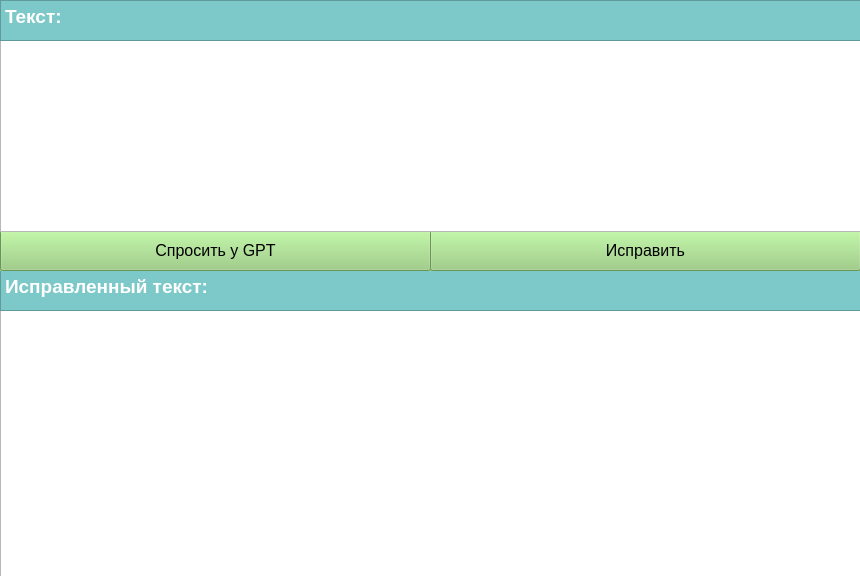
Before: the Qt Designer form App/resources/ui/MainWindow.ui in Dr1mzz/Yl-GPTRewriter, drawn with Qt 5.
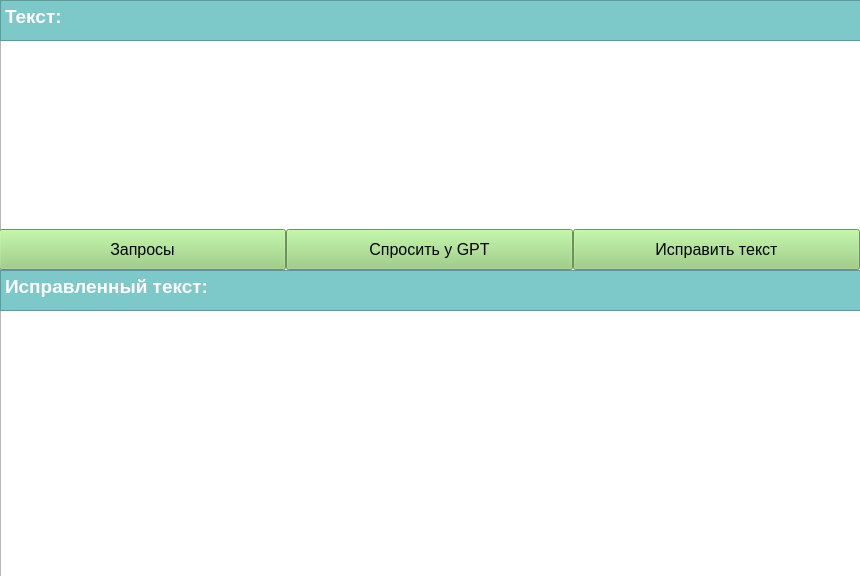
After: the same form once the commit is applied. Icons and pictures are not drawn.

Diff of the .ui file:
```diff
--- a/App/resources/ui/MainWindow.ui
+++ b/App/resources/ui/MainWindow.ui
@@ -57,92 +57,6 @@
 &lt;p style=&quot; margin-top:0px; margin-bottom:0px; margin-left:0px; margin-right:0px; -qt-block-indent:0; text-indent:0px;&quot;&gt;&lt;span style=&quot; font-size:14pt; font-weight:600; color:#ffffff;&quot;&gt;Исправленный текст:&lt;/span&gt;&lt;/p&gt;&lt;/body&gt;&lt;/html&gt;</string>
     </property>
    </widget>
-   <widget class="QFrame" name="frame">
-    <property name="geometry">
-     <rect>
-      <x>430</x>
-      <y>230</y>
-      <width>431</width>
-      <height>41</height>
-     </rect>
-    </property>
-    <property name="styleSheet">
-     <string notr="true">background-color: rgb(85, 255, 0);
-background-color: rgb(148, 206, 120);</string>
-    </property>
-    <property name="frameShape">
-     <enum>QFrame::NoFrame</enum>
-    </property>
-    <property name="frameShadow">
-     <enum>QFrame::Raised</enum>
-    </property>
-    <widget class="QPushButton" name="pushButton">
-     <property name="geometry">
-      <rect>
-       <x>0</x>
-       <y>0</y>
-       <width>431</width>
-       <height>41</height>
-      </rect>
-     </property>
-     <property name="font">
-      <font>
-       <family>Segoe UI</family>
-       <pointsize>12</pointsize>
-       <stylestrategy>PreferAntialias</stylestrategy>
-      </font>
-     </property>
-     <property name="styleSheet">
-      <string notr="true">gridline-color: rgb(0, 0, 0);</string>
-     </property>
-     <property name="text">
-      <string>Исправить</string>
-     </property>
-    </widget>
-   </widget>
-   <widget class="QFrame" name="frame_2">
-    <property name="geometry">
-     <rect>
-      <x>0</x>
-      <y>230</y>
-      <width>431</width>
-      <height>41</height>
-     </rect>
-    </property>
-    <property name="styleSheet">
-     <string notr="true">background-color: rgb(85, 255, 0);
-background-color: rgb(148, 206, 120);</string>
-    </property>
-    <property name="frameShape">
-     <enum>QFrame::NoFrame</enum>
-    </property>
-    <property name="frameShadow">
-     <enum>QFrame::Raised</enum>
-    </property>
-    <widget class="QPushButton" name="pushButton_2">
-     <property name="geometry">
-      <rect>
-       <x>0</x>
-       <y>0</y>
-       <width>431</width>
-       <height>41</height>
-      </rect>
-     </property>
-     <property name="font">
-      <font>
-       <family>Segoe UI</family>
-       <pointsize>12</pointsize>
-       <stylestrategy>PreferAntialias</stylestrategy>
-      </font>
-     </property>
-     <property name="styleSheet">
-      <string notr="true">gridline-color: rgb(0, 0, 0);</string>
-     </property>
-     <property name="text">
-      <string>Спросить у GPT</string>
-     </property>
-    </widget>
-   </widget>
    <widget class="QTextEdit" name="textEdit_3">
     <property name="geometry">
      <rect>
@@ -186,27 +100,154 @@
 &lt;p style=&quot; margin-top:0px; margin-bottom:0px; margin-left:0px; margin-right:0px; -qt-block-indent:0; text-indent:0px;&quot;&gt;&lt;span style=&quot; font-size:14pt; font-weight:600; color:#ffffff;&quot;&gt;Текст:&lt;/span&gt;&lt;/p&gt;&lt;/body&gt;&lt;/html&gt;</string>
     </property>
    </widget>
-   <widget class="QLabel" name="label">
+   <widget class="QWidget" name="horizontalLayoutWidget">
     <property name="geometry">
      <rect>
-      <x>820</x>
-      <y>0</y>
-      <width>41</width>
+      <x>-1</x>
+      <y>229</y>
+      <width>861</width>
       <height>41</height>
      </rect>
     </property>
-    <property name="styleSheet">
-     <string notr="true">background-image: url(:/l/ChatGPT_logo.svg.png);</string>
-    </property>
-    <property name="text">
-     <string/>
-    </property>
-    <property name="pixmap">
-     <pixmap resource="photo_2023-10-09_22-22-51.qrc">:/l/ChatGPT_logo.svg.png</pixmap>
-    </property>
-    <property name="scaledContents">
-     <bool>true</bool>
-    </property>
+    <layout class="QHBoxLayout" name="horizontalLayout">
+     <property name="spacing">
+      <number>0</number>
+     </property>
+     <property name="topMargin">
+      <number>0</number>
+     </property>
+     <property name="bottomMargin">
+      <number>0</number>
+     </property>
+     <item>
+      <widget class="QPushButton" name="reqButton">
+       <property name="sizePolicy">
+        <sizepolicy hsizetype="Minimum" vsizetype="Expanding">
+         <horstretch>0</horstretch>
+         <verstretch>0</verstretch>
+        </sizepolicy>
+       </property>
+       <property name="minimumSize">
+        <size>
+         <width>39</width>
+         <height>29</height>
+        </size>
+       </property>
+       <property name="font">
+        <font>
+         <family>Segoe UI</family>
+         <pointsize>12</pointsize>
+        </font>
+       </property>
+       <property name="contextMenuPolicy">
+        <enum>Qt::DefaultContextMenu</enum>
+       </property>
+       <property name="toolTipDuration">
+        <number>-1</number>
+       </property>
+       <property name="autoFillBackground">
+        <bool>false</bool>
+       </property>
+       <property name="styleSheet">
+        <string notr="true">QPushButton {
+background-color: rgb(148, 206, 120);
+}
+
+QPushButton:hover {
+background-color: #81b369;
+}</string>
+       </property>
+       <property name="text">
+        <string>Запросы</string>
+       </property>
+       <property name="icon">
+        <iconset resource="photo_2023-10-09_22-22-51.qrc">
+         <normaloff>:/gpt_logo/ChatGPT_logo.svg.png</normaloff>:/gpt_logo/ChatGPT_logo.svg.png</iconset>
+       </property>
+       <property name="autoExclusive">
+        <bool>false</bool>
+       </property>
+       <property name="autoDefault">
+        <bool>false</bool>
+       </property>
+       <property name="default">
+        <bool>false</bool>
+       </property>
+      </widget>
+     </item>
+     <item>
+      <widget class="QPushButton" name="AskGPTButton">
+       <property name="sizePolicy">
+        <sizepolicy hsizetype="Minimum" vsizetype="Expanding">
+         <horstretch>0</horstretch>
+         <verstretch>0</verstretch>
+        </sizepolicy>
+       </property>
+       <property name="minimumSize">
+        <size>
+         <width>39</width>
+         <height>0</height>
+        </size>
+       </property>
+       <property name="font">
+        <font>
+         <family>Segoe UI</family>
+         <pointsize>12</pointsize>
+         <stylestrategy>PreferAntialias</stylestrategy>
+        </font>
+       </property>
+       <property name="styleSheet">
+        <string notr="true">QPushButton {
+background-color: rgb(148, 206, 120);
+}
+
+QPushButton:hover {
+background-color: #81b369;
+}</string>
+       </property>
+       <property name="text">
+        <string>Спросить у GPT</string>
+       </property>
+       <property name="icon">
+        <iconset resource="photo_2023-10-09_22-22-51.qrc">
+         <normaloff>:/gpt_logo/ChatGPT_logo.svg.png</normaloff>:/gpt_logo/ChatGPT_logo.svg.png</iconset>
+       </property>
+      </widget>
+     </item>
+     <item>
+      <widget class="QPushButton" name="rewriteButton">
+       <property name="sizePolicy">
+        <sizepolicy hsizetype="Minimum" vsizetype="Expanding">
+         <horstretch>0</horstretch>
+         <verstretch>0</verstretch>
+        </sizepolicy>
+       </property>
+       <property name="font">
+        <font>
+         <family>Segoe UI</family>
+         <pointsize>12</pointsize>
+         <stylestrategy>PreferAntialias</stylestrategy>
+        </font>
+       </property>
+       <property name="styleSheet">
+        <string notr="true">QPushButton {
+background-color: rgb(148, 206, 120);
+}
+
+QPushButton:hover {
+background-color: #81b369;
+}</string>
+       </property>
+       <property name="text">
+        <string>Исправить текст</string>
+       </property>
+       <property name="icon">
+        <iconset resource="photo_2023-10-09_22-22-51.qrc">
+         <normaloff>:/gpt_logo/ChatGPT_logo.svg.png</normaloff>:/gpt_logo/ChatGPT_logo.svg.png</iconset>
+       </property>
+      </widget>
+     </item>
+    </layout>
    </widget>
   </widget>
  </widget>
```
Left out of the diff: 2 changed lines with no effect on the pictures.
